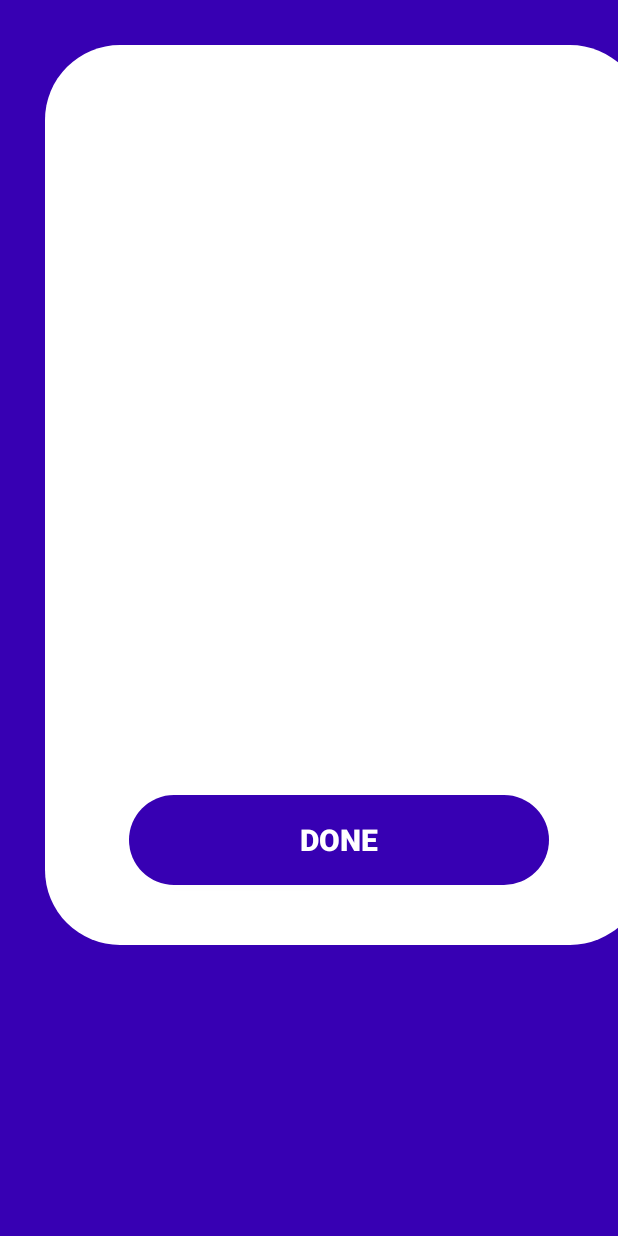
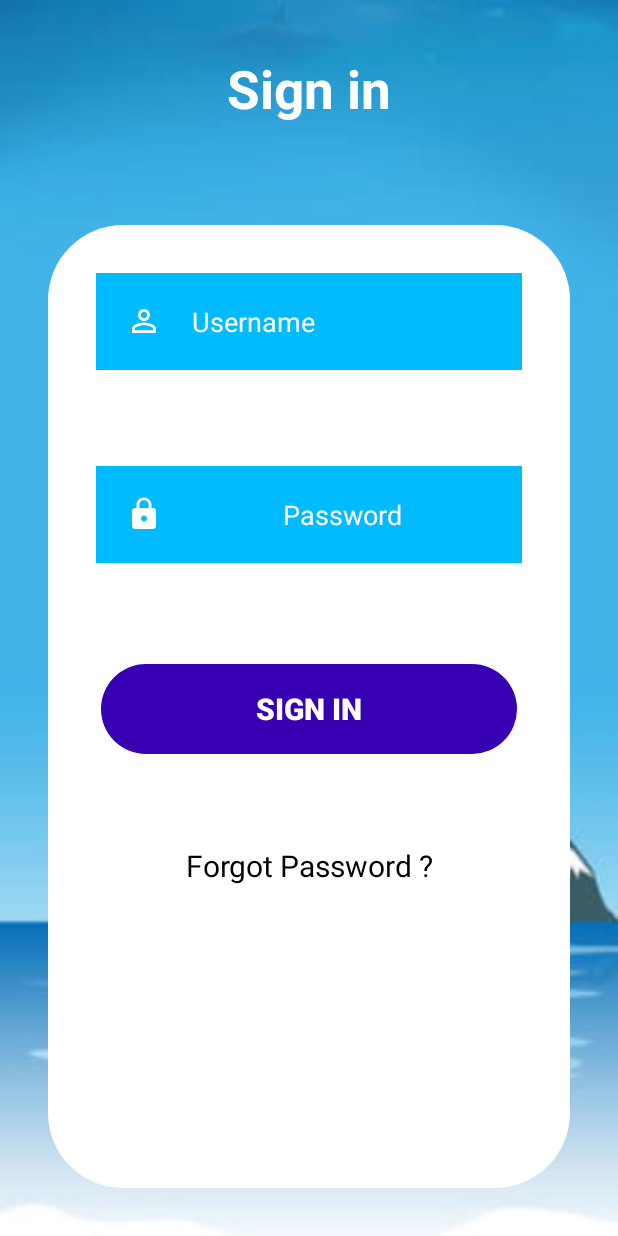
Before and after one commit to gift567/AndriodApp, an Android app: the screen it shows after launch (MainActivity), on a phone screen of 412 x 824 dp. Run offline under Robolectric (Android 15) with nearby library versions, the phone set to English and light mode, and no system bars; our stand-ins replace Volley; 3 statements that could not run were skipped.

```diff
--- a/app/build.gradle
+++ b/app/build.gradle
@@ -35,4 +35,6 @@ dependencies {
     testImplementation 'junit:junit:4.+'
     androidTestImplementation 'androidx.test.ext:junit:1.1.3'
     androidTestImplementation 'androidx.test.espresso:espresso-core:3.4.0'
+    implementation 'com.android.volley:volley:1.2.1'
+
 }
--- a/app/src/main/AndroidManifest.xml
+++ b/app/src/main/AndroidManifest.xml
@@ -2,6 +2,7 @@
 <manifest xmlns:android="http://schemas.android.com/apk/res/android"
     package="com.example.myapp">
 
+    <uses-permission android:name="android.permission.INTERNET"/>
     <application
         android:allowBackup="true"
         android:icon="@mipmap/ic_launcher"
--- a/app/src/main/java/com/example/myapp/MainActivity.java
+++ b/app/src/main/java/com/example/myapp/MainActivity.java
@@ -6,8 +6,13 @@ import android.content.Intent;
 import android.os.Bundle;
 import android.view.View;
 import android.widget.Button;
+import android.widget.Toast;
+
+import com.android.volley.RequestQueue;
+import com.android.volley.toolbox.StringRequest;
 
 public class MainActivity extends AppCompatActivity {
+
 private Button button;
 
     @Override
@@ -29,4 +34,34 @@ private Button button;
         startActivity(intent);
 
     }
+
+    @Override
+    protected void onStart(){
+        super.onStart();
+        myFirstRequest();
+    }
+    void myFirstRequest(){
+        RequestQueue queue = Volley.newRequestQueue(this);
+        String url = "https://root.zeecoder.tech/test/simple.php";
+
+        StringRequest StringRequest = new StringRequest(Request.Method.GET,url,
+                new Response.Listener<String>(){
+            @Override
+                    public void onResponse(String response){
+
+                Toast.makeText(getApplicationContext(),"Response is"+ response, Toast.LENGTH_SHORT).show();
+
+            }
+
+                },new Response.ErrorListener() {
+            @Override
+            public void onErrorResponse(VolleyError error) {
+
+                Toast.makeText(getApplicationContext(), "That didnt work!", Toast.LENGTH_SHORT).show();
+
+            }
+        }
+        );
+        queue.add(StringRequest);
+    }
 }
--- a/app/src/main/res/drawable/customshape.xml
+++ b/app/src/main/res/drawable/customshape.xml
@@ -1,7 +1,7 @@
 <?xml version="1.0" encoding="utf-8"?>
 <shape xmlns:android="http://schemas.android.com/apk/res/android">
 
-    <solid android:color="@color/blue"/>
+    <solid android:color="@color/white"/>
 
     <corners
 android:topRightRadius="50dp"
--- /dev/null
+++ b/app/src/main/res/drawable/ic_baseline_lock_24.xml
@@ -0,0 +1,5 @@
+<vector android:height="24dp" android:tint="#FFFFFF"
+    android:viewportHeight="24" android:viewportWidth="24"
+    android:width="24dp" xmlns:android="http://schemas.android.com/apk/res/android">
+    <path android:fillColor="@android:color/white" android:pathData="M18,8h-1L17,6c0,-2.76 -2.24,-5 -5,-5S7,3.24 7,6v2L6,8c-1.1,0 -2,0.9 -2,2v10c0,1.1 0.9,2 2,2h12c1.1,0 2,-0.9 2,-2L20,10c0,-1.1 -0.9,-2 -2,-2zM12,17c-1.1,0 -2,-0.9 -2,-2s0.9,-2 2,-2 2,0.9 2,2 -0.9,2 -2,2zM15.1,8L8.9,8L8.9,6c0,-1.71 1.39,-3.1 3.1,-3.1 1.71,0 3.1,1.39 3.1,3.1v2z"/>
+</vector>
--- /dev/null
+++ b/app/src/main/res/drawable/ic_baseline_perm_identity_24.xml
@@ -0,0 +1,5 @@
+<vector android:height="24dp" android:tint="#FFFFFF"
+    android:viewportHeight="24" android:viewportWidth="24"
+    android:width="24dp" xmlns:android="http://schemas.android.com/apk/res/android">
+    <path android:fillColor="@android:color/white" android:pathData="M12,5.9c1.16,0 2.1,0.94 2.1,2.1s-0.94,2.1 -2.1,2.1S9.9,9.16 9.9,8s0.94,-2.1 2.1,-2.1m0,9c2.97,0 6.1,1.46 6.1,2.1v1.1L5.9,18.1L5.9,17c0,-0.64 3.13,-2.1 6.1,-2.1M12,4C9.79,4 8,5.79 8,8s1.79,4 4,4 4,-1.79 4,-4 -1.79,-4 -4,-4zM12,13c-2.67,0 -8,1.34 -8,4v3h16v-3c0,-2.66 -5.33,-4 -8,-4z"/>
+</vector>
--- a/app/src/main/res/layout/activity_main.xml
+++ b/app/src/main/res/layout/activity_main.xml
@@ -4,39 +4,108 @@
     xmlns:tools="http://schemas.android.com/tools"
     android:layout_width="match_parent"
     android:layout_height="match_parent"
-    android:background="@color/blue"
+    android:background="@drawable/ocen"
     android:orientation="vertical"
     tools:context=".MainActivity"
     >
 
 
-    <LinearLayout
-        android:layout_width="400dp"
-        android:layout_height="600dp"
-        android:layout_marginLeft="30dp"
+
+
+
+
+
+    <TextView
+        android:layout_width="match_parent"
+        android:layout_height="wrap_content"
+
+
+        android:text="Sign in"
+        android:textColor="@color/white"
+        android:textSize="35dp"
+        android:gravity="center"
+        android:layout_margin="35dp"
+        android:textStyle="bold"
+        >
+
+    </TextView>
+
+    <RelativeLayout
+        android:layout_width="match_parent"
+        android:layout_height="match_parent"
+android:layout_margin="32dp"
         android:layout_marginTop="30dp"
         android:backgroundTint="@color/white"
+
         android:background="@drawable/customshape"
+
 
         >
 
-    <!--the above linear layout opening tag is not closed  with the '>' symbol-->
-    <Button
-        android:id="@+id/button"
-        android:layout_width="280dp"
-        android:layout_height="60dp"
-        android:layout_marginLeft="56dp"
-        android:layout_marginTop="500dp"
-android:text="Done"
-        android:textSize="20sp"
-        android:textStyle="bold"
-        android:textAlignment="center"
-        android:background="@drawable/customshape"
+<EditText
+    android:id="@+id/username"
+    android:layout_width="match_parent"
+    android:layout_height="wrap_content"
+    android:layout_margin="32dp"
+android:hint="Username"
+
+    android:background="#00BBFF"
+    android:textColor="@color/white"
+    android:textColorHint="@color/white"
+    android:padding="20dp"
+    android:drawableLeft="@drawable/ic_baseline_perm_identity_24"
+    android:drawablePadding="20dp"/>
 
 
 
-        />
-</LinearLayout>
+
+        <EditText
+            android:gravity="center"
+
+            android:layout_below="@id/username"
+            android:id="@+id/password"
+            android:layout_width="match_parent"
+            android:layout_height="wrap_content"
+            android:layout_margin="32dp"
+            android:hint="Password"
+            android:background="#00BBFF"
+            android:textColor="@color/white"
+            android:textColorHint="@color/white"
+            android:padding="20dp"
+           android:drawableLeft="@drawable/ic_baseline_lock_24"
+            android:drawablePadding="20dp"/>
+        android:layout_alignParentBottom="true"
+    <!--the above linear layout opening tag is not closed  with the '>' symbol-->
+        <Button
+
+            android:id="@+id/button"
+            android:layout_width="match_parent"
+            android:layout_height="60dp"
+            android:layout_margin="35dp"
+            android:layout_below="@id/password"
+            android:layout_centerHorizontal="true"
+            android:background="@drawable/customshape"
+            android:backgroundTint="@color/blue"
+            android:text="Sign in"
+            android:textAlignment="center"
+            android:textSize="20sp"
+            android:textStyle="bold"
+
+
+            />
+
+<TextView
+    android:layout_margin="25dp"
+    android:layout_below="@id/button"
+    android:layout_width="match_parent"
+    android:layout_height="wrap_content"
+android:text="Forgot Password ?"
+    android:textColor="@color/black"
+    android:textSize="20dp"
+    android:gravity="center"
+    android:layout_centerHorizontal="true"/>
+
+    </RelativeLayout>
 
 
 </LinearLayout>
--- a/app/src/main/res/values/colors.xml
+++ b/app/src/main/res/values/colors.xml
@@ -5,7 +5,7 @@
     <color name="blue">#FF3700B3</color>
     <color name="teal_200">#FF03DAC5</color>
     <color name="teal_700">#FF018786</color>
-    <color name="black">#FFFFFFFF</color>
+    <color name="black">#000000</color>
     <color name="white">#FFFFFFFF</color>
 
 
```
Also changed, not shown: app/src/main/res/drawable-v24/ice13.jpg (added), app/src/main/res/drawable-v24/ocen.jpg (added).
